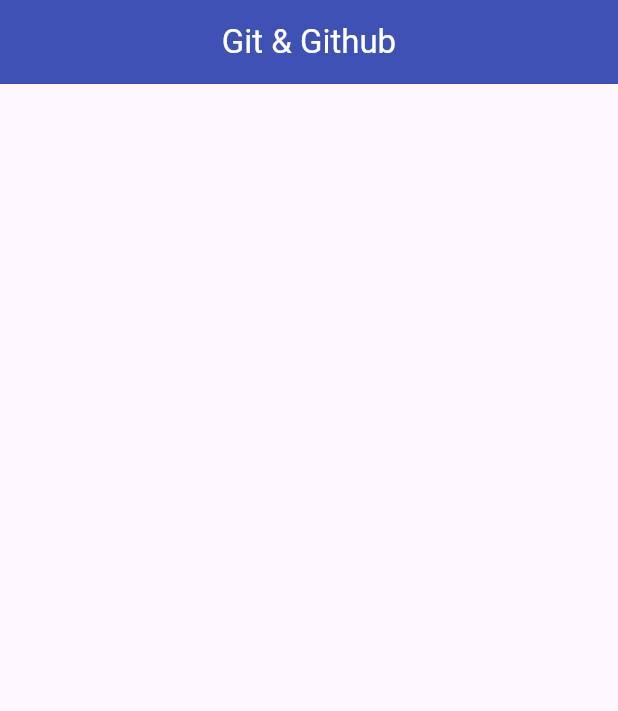
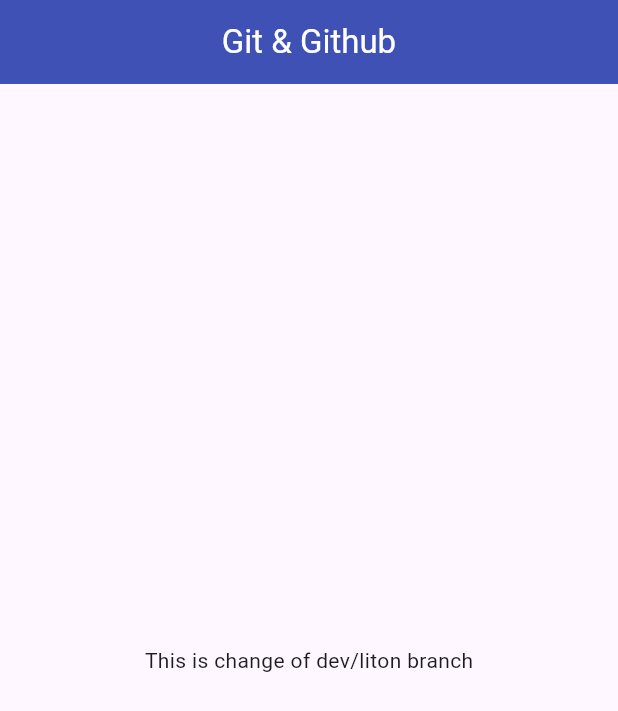
Before and after one commit to mardy-cse/git-test-2, a Flutter app: the screen it shows after launch, on a phone screen of 412 x 824 dp. Shown: the top 711 px of the screen. Run offline on Flutter 3.47's test engine with Material 3 defaults, Android fonts, the phone set to English and light mode, and no system bars.

Commit message:
Changing on main branch into home_screen, body section

```diff
--- a/lib/home_screen.dart
+++ b/lib/home_screen.dart
@@ -10,6 +10,9 @@ class HomeScreen extends StatelessWidget {
         centerTitle: true,
         backgroundColor: Colors.indigo,
       ),
+      body: Center(
+        child: Text('This is change of dev/liton branch'),
+      ),
     );
   }
 }
```
